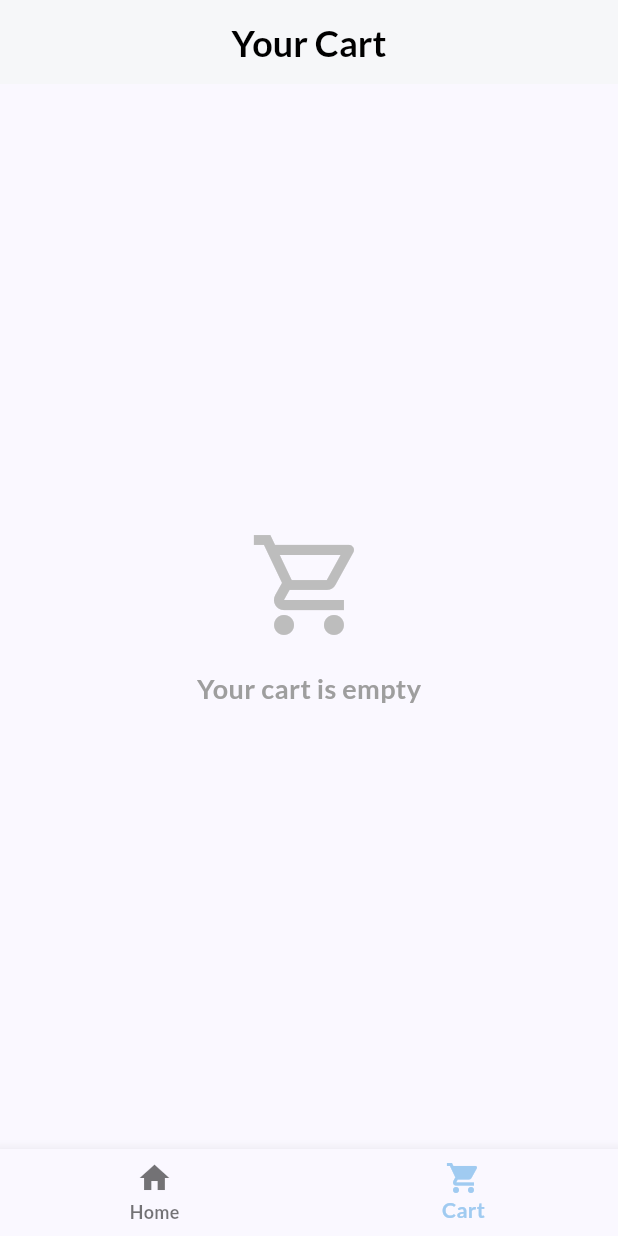
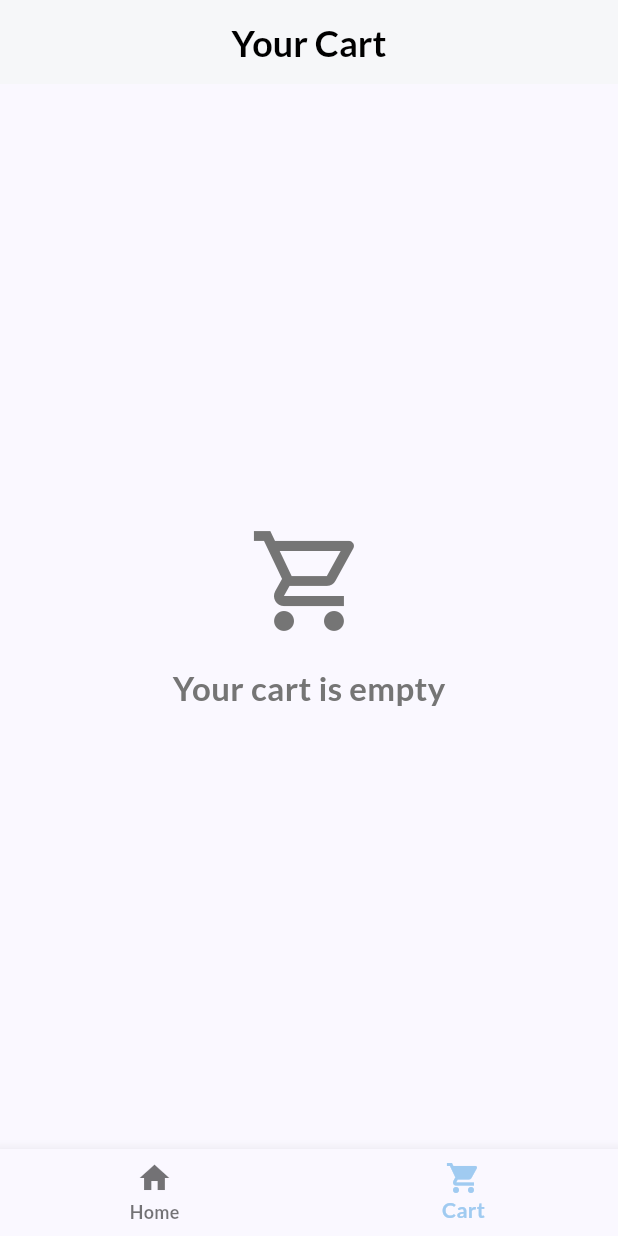
Before and after one commit to Dhruv9696490/shoppingflutter, a Flutter app: the screen it shows after launch, item 2 of the bottom bar chosen, on a phone screen of 412 x 824 dp. Run offline on Flutter 3.47's test engine with Material 3 defaults, Android fonts, the phone set to English and light mode, and no system bars; network calls fail.

Commit message:
improved ui

```diff
--- a/lib/widgets/cart_screen.dart
+++ b/lib/widgets/cart_screen.dart
@@ -37,12 +37,12 @@ class CartScreen extends StatelessWidget {
                   Icon(
                     Icons.shopping_cart_outlined,
                     size: 80,
-                    color: Colors.grey[400],
+                    color: Colors.grey[600],
                   ),
                   const SizedBox(height: 16),
-                  const Text(
+                   Text(
                     "Your cart is empty",
-                    style: TextStyle(fontSize: 18, color: Colors.grey),
+                    style: TextStyle(fontSize: 22, color: Colors.grey[600]),
                   ),
                 ],
               ),
```
